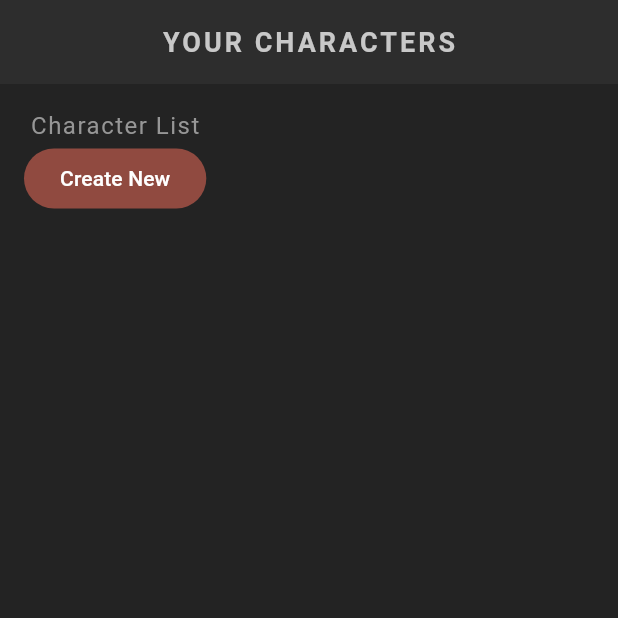
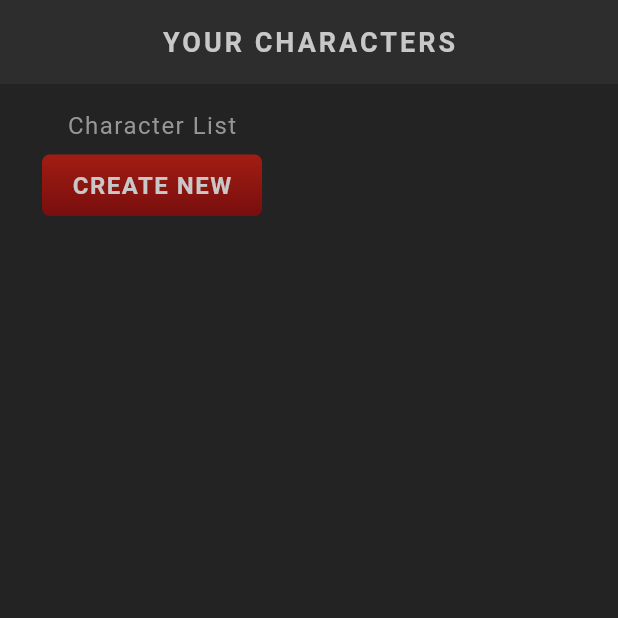
Before and after one commit to Christopher-Dcosta12/flutter-rpg-application, a Flutter app: the screen it shows after launch, on a phone screen of 412 x 824 dp, the top half of it. Run offline on Flutter 3.47's test engine with Material 3 defaults, Android fonts, the phone set to English and light mode, and no system bars; our stand-ins replace google_fonts; Roboto replaces fonts that are missing (Kanit).

Commit message:
create custom gradient button

```diff
--- a/lib/screens/home/home.dart
+++ b/lib/screens/home/home.dart
@@ -1,4 +1,5 @@
 import 'package:flutter/material.dart';
+import 'package:flutter_rpg/shared/styled_button.dart';
 import 'package:flutter_rpg/shared/styled_text.dart';
 
 class Home extends StatefulWidget {
@@ -21,7 +22,8 @@ class _HomeState extends State<Home> {
           child: Column(
             children: [
               const StyledText('Character List'),
-              FilledButton(onPressed: () {}, child: const Text('Create New'))
+              StyledButton(
+                  onPressed: () {}, child: const StyledHeading('Create New'))
             ],
           )),
     );
--- /dev/null
+++ b/lib/shared/styled_button.dart
@@ -0,0 +1,25 @@
+import 'package:flutter/material.dart';
+import 'package:flutter_rpg/theme.dart';
+
+class StyledButton extends StatelessWidget {
+  const StyledButton({super.key, required this.onPressed, required this.child});
+
+  final Function() onPressed;
+  final Widget child;
+
+  @override
+  Widget build(BuildContext context) {
+    return TextButton(
+        onPressed: onPressed,
+        child: Container(
+          padding: const EdgeInsets.symmetric(vertical: 10, horizontal: 20),
+          decoration: BoxDecoration(
+              gradient: LinearGradient(
+                  colors: [AppColors.primaryColor, AppColors.primaryAccent],
+                  begin: Alignment.topCenter,
+                  end: Alignment.bottomCenter),
+              borderRadius: const BorderRadius.all(Radius.circular(5))),
+          child: child,
+        ));
+  }
+}
```
